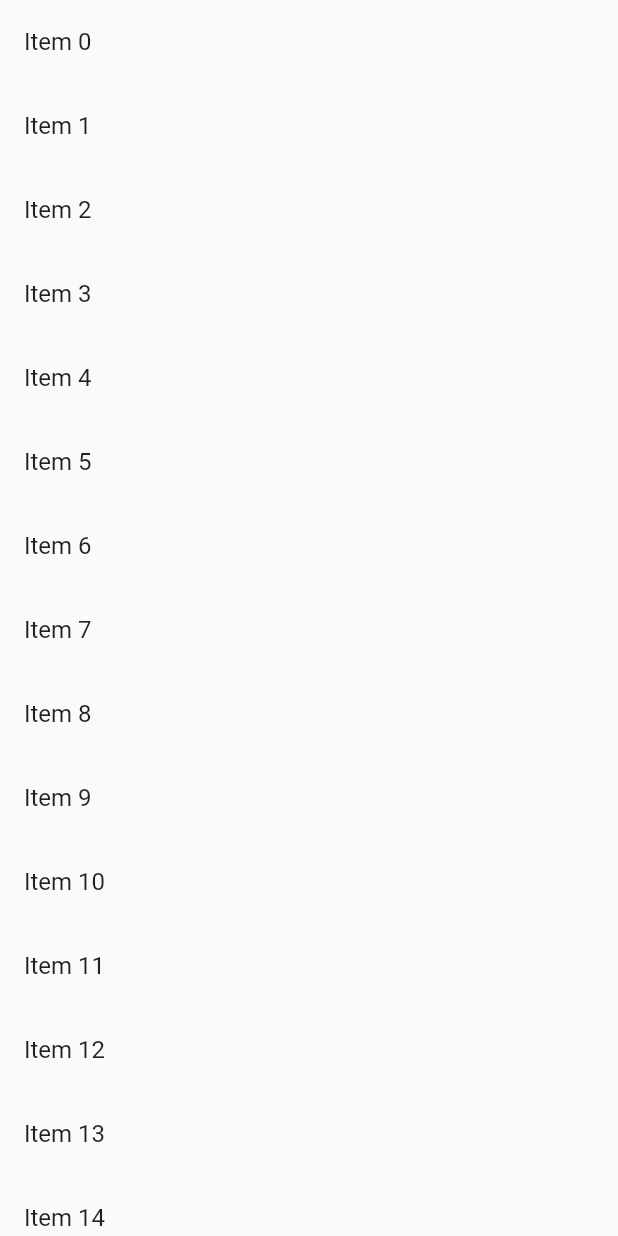
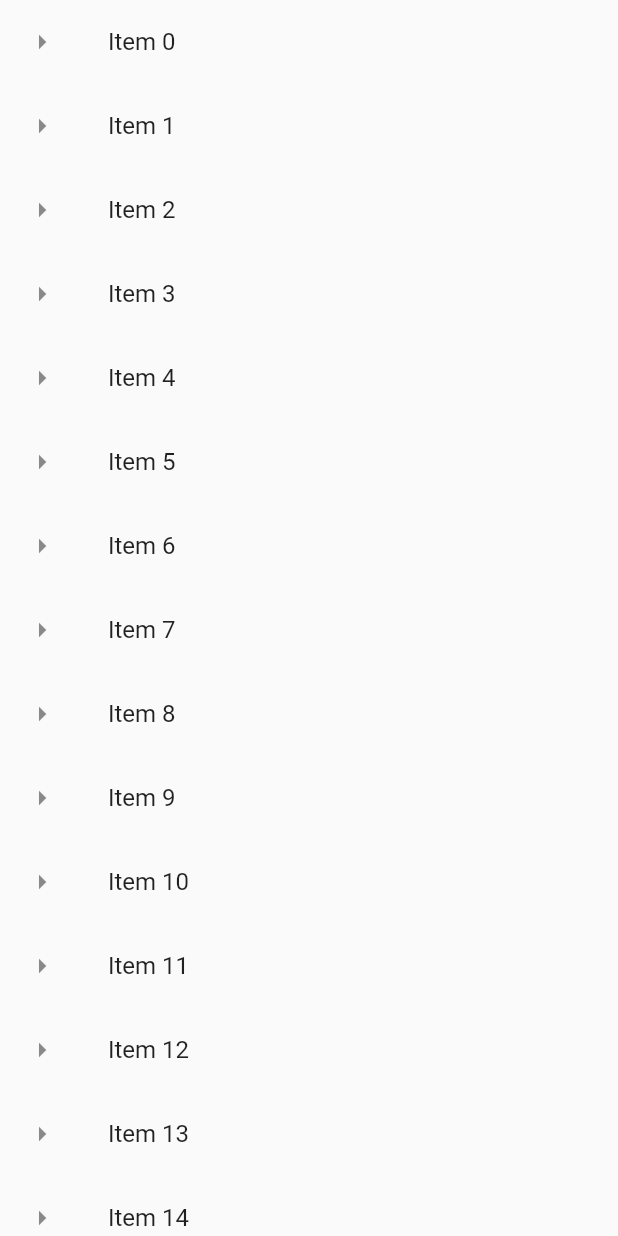
Before and after one commit to NazmulIslambd/app-practice, a Flutter app: what getListView() shows on an empty page, opened directly, on a phone screen of 412 x 824 dp. Run offline on Flutter 3.47's test engine with Material 2 defaults, Android fonts, the phone set to English and light mode, and no system bars.

Commit message:
short list View

```diff
--- a/lib/main.dart
+++ b/lib/main.dart
@@ -19,19 +19,23 @@ class MyHome extends StatelessWidget {
 }
 
 List<String> getListElement() {
-  var item = List<String>.generate(1000, (counter) => "Item $counter");
-  return item;
+  var items = List<String>.generate(30, (country) => "Item $country");
+  return items;
 }
 
 Widget getListView() {
-  var listItem = getListElement();
-  var listView = ListView.builder(itemBuilder: (context, index) {
-    return ListTile(
-      title: Text(listItem[index]),
-      onTap: (){
-        debugPrint("${listItem[index]} was tapped");
-      },
-    );
-  });
+  var listItems = getListElement();
+
+  var listView = ListView.builder(
+      itemCount: listItems.length,
+      itemBuilder: (context, index) {
+        return ListTile(
+          leading: Icon(Icons.arrow_right),
+          title: Text(listItems[index]),
+          onTap: () {
+            debugPrint('${listItems[index]} was tapped');
+          },
+        );
+      });
   return listView;
 }
```
